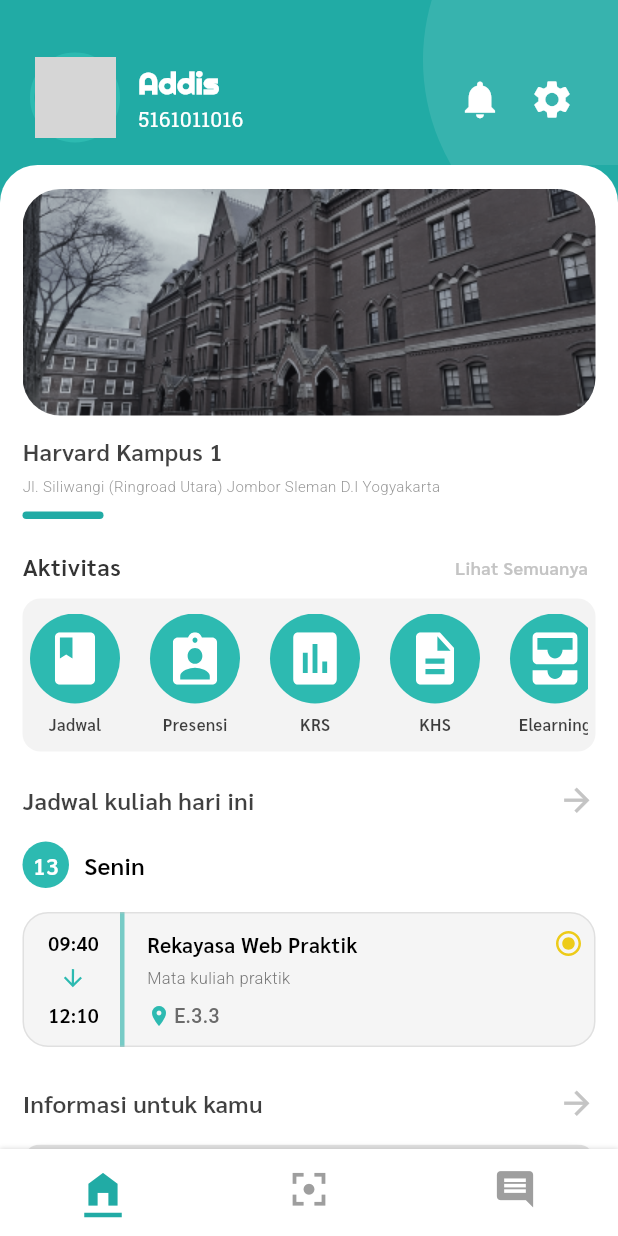
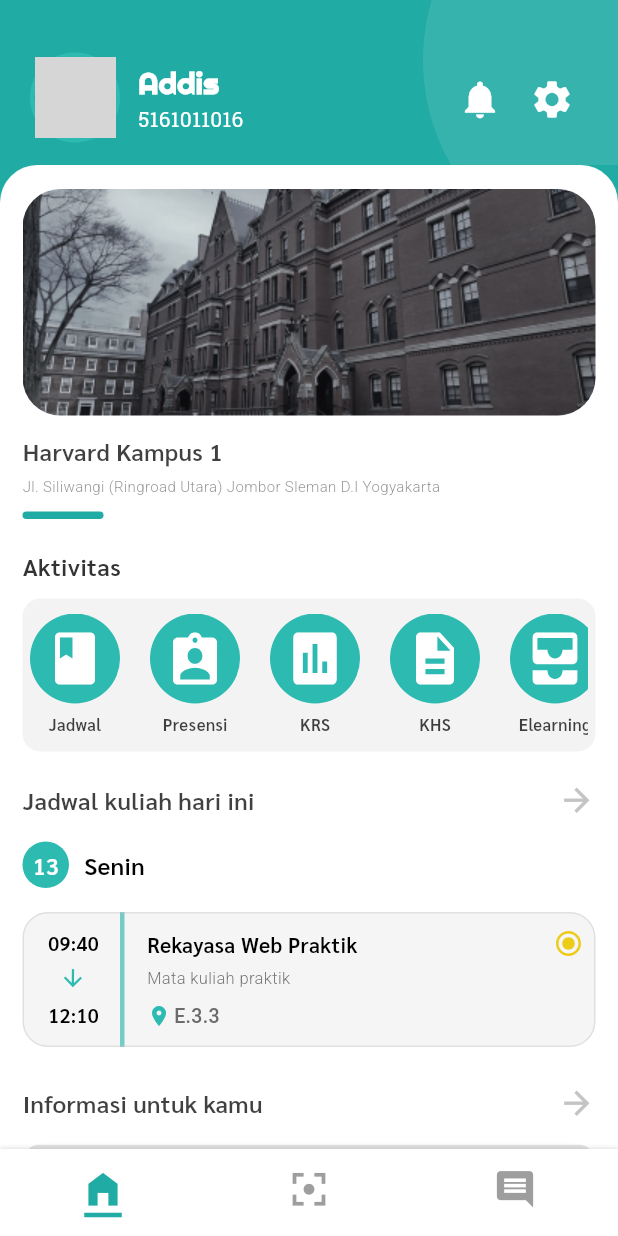
Before and after one commit to barengs/adit-mobile-flutter, a Flutter app: the screen it shows after launch, on a phone screen of 412 x 824 dp. Run offline on Flutter 3.47's test engine with Material 3 defaults, Android fonts, the phone set to English and light mode, and no system bars; our stand-ins replace flutter_svg; network calls fail; grey boxes are pictures that could not be loaded.

Commit message:
STYLE : hapus menu navigasi lihat semua pada menu aktivitas

```diff
--- a/lib/widgets/aktivitas_card.dart
+++ b/lib/widgets/aktivitas_card.dart
@@ -37,32 +37,6 @@ class AktivitasCard extends StatelessWidget {
                   fontSize: 16,
                   fontWeight: FontWeight.w600,
                   fontFamily: 'Sarabun',
-                ),
-              ),
-              GestureDetector(
-                onTap: () {
-                  // Navigasi saat 'Lihat Semuanya' diklik (opsional)
-                  ScaffoldMessenger.of(context).showSnackBar(
-                    const SnackBar(
-                      content: Text(
-                        'Navigasi ke semua aktivitas belum tersedia',
-                      ),
-                    ),
-                  );
-                },
-                child: Row(
-                  children: const [
-                    Text(
-                      'Lihat Semuanya',
-                      style: TextStyle(
-                        color: Color(0xFFC4C4C4),
-                        fontSize: 12,
-                        fontWeight: FontWeight.w600,
-                        fontFamily: 'Sarabun',
-                      ),
-                    ),
-                    SizedBox(width: 5),
-                  ],
                 ),
               ),
             ],
```
